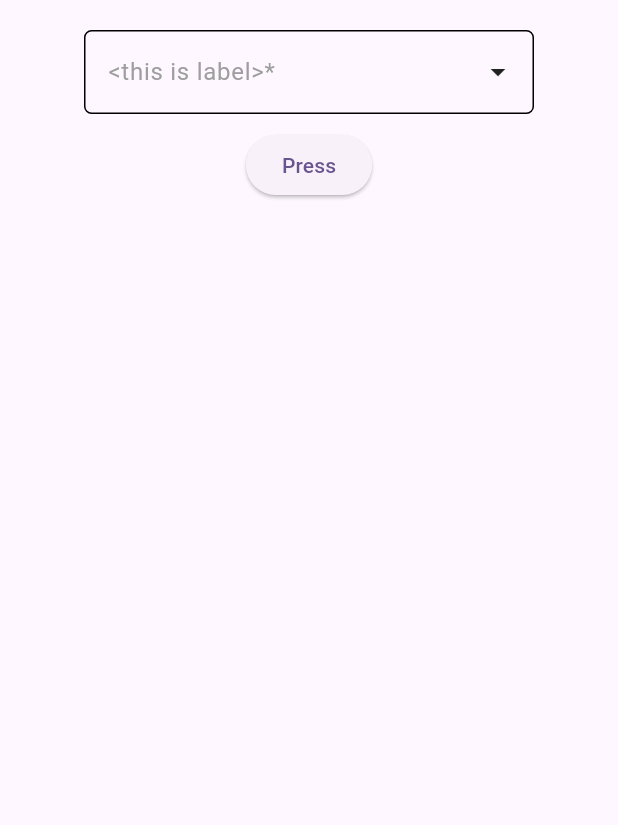
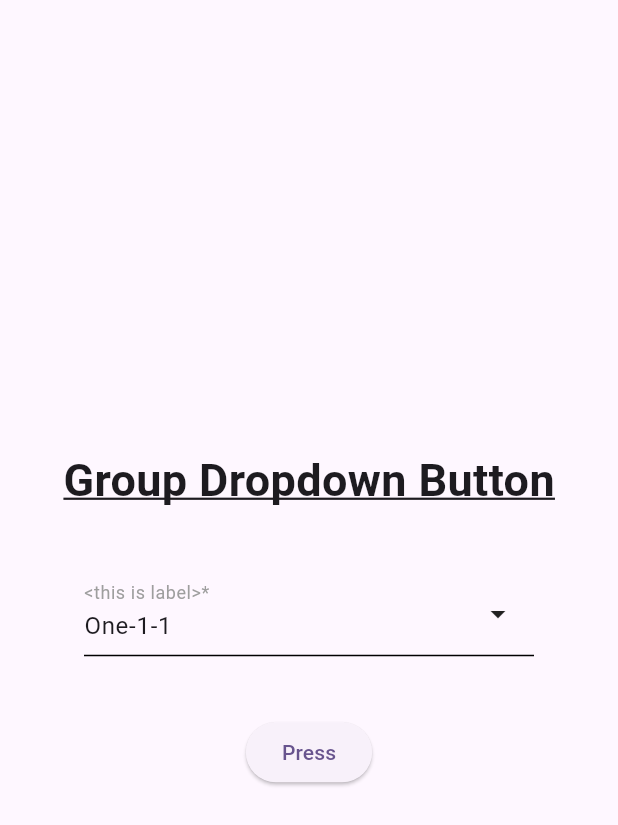
Before and after one commit to t-mabrar/group_dropdown_button, a Flutter app: the screen it shows after launch, on a phone screen of 412 x 824 dp. Shown: the top 825 px of the screen. Run offline on Flutter 3.47's test engine with Material 3 defaults, Android fonts, the phone set to English and light mode, and no system bars.

```diff
--- a/example/lib/main.dart
+++ b/example/lib/main.dart
@@ -29,6 +29,7 @@ class HomePage extends StatefulWidget {
 
 class _HomePageState extends State<HomePage> {
   final _formKey = GlobalKey<FormState>();
+  String selectedContent = "";
 
   @override
   Widget build(BuildContext context) {
@@ -36,23 +37,36 @@ class _HomePageState extends State<HomePage> {
       key: _formKey,
       child: Center(
         child: Column(
-          // mainAxisAlignment: MainAxisAlignment.end,
+          mainAxisAlignment: MainAxisAlignment.center,
           spacing: 10.0,
           children: [
-            SizedBox(height: 10.0),
+            Text(
+              "Group Dropdown Button",
+              style: TextStyle(
+                fontSize: 30.0,
+                fontWeight: FontWeight.bold,
+                decoration: TextDecoration.underline,
+              ),
+            ),
+            SizedBox(height: 20.0),
+            // if (selectedContent.isNotEmpty) ...[
+            //   Text(selectedContent),
+            //   SizedBox(height: 10.0),
+            // ],
             GroupDropdownButton(
-              // initialValue: DropdownButtonItem(
-              //   key: "one-1-1",
-              //   title: "One-1-1",
-              // ),
-              // borderType: TextFieldInputBorder.underLine,
-              // eachGroupIsExpansion: true,
-              // enabledRadioForItems: true,
-              // showDividerBtwGroups: true,
-              // itemPrefix: Icon(Icons.arrow_forward),
+              initialValue: DropdownButtonItem(
+                key: "one-1-1",
+                title: "One-1-1",
+              ),
+              borderType: TextFieldInputBorder.underLine,
+              eachGroupIsExpansion: true,
+              enabledRadioForItems: true,
+              showDividerBtwGroups: true,
+              itemPrefix: Icon(Icons.adb_sharp),
               errorText: "<errorText comes here>",
               isRequired: true,
-              showCheckForSelected: true,
+              // showCheckForSelected: true,
+              checkWidgetForSelectedItem: Icon(Icons.abc),
               items: [
                 DropdownButtonItem(
                   key: "one",
@@ -102,9 +116,16 @@ class _HomePageState extends State<HomePage> {
               labelText: "<this is label>",
               hintText: "<this is hint>",
               onSelect: (value) {
-                if (value != null) debugPrint(value.toJson().toString());
+                if (value != null) {
+                  selectedContent = value.toJson().toString();
+                } else {
+                  selectedContent = "";
+                }
+                setState(() {});
               },
             ),
+
+            SizedBox(height: 20.0),
             ElevatedButton(
               onPressed: () {
                 _formKey.currentState!.validate();
```
Also changed, not shown: lib/src/widgets/dropdown_button.dart (+0 -21 lines), 17 other files.
